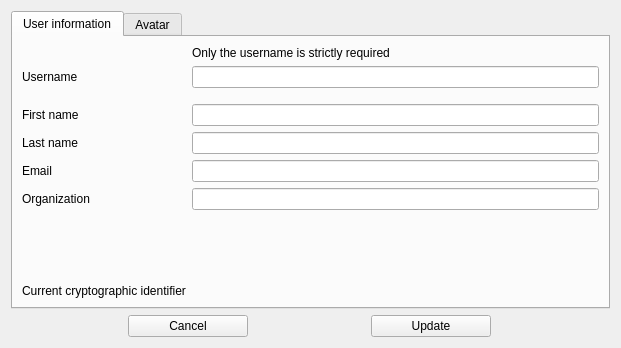
The window that galacteek/ui/profileeditdialog.ui (pinnaculum/galacteek) describes before a commit, drawn with Qt 5.
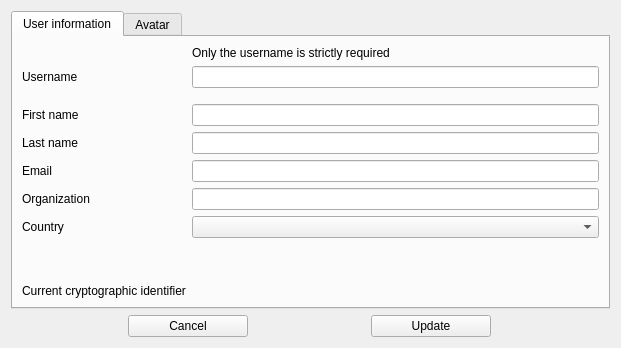
The same window after the commit.

The edit to the form file:
```diff
--- a/galacteek/ui/profileeditdialog.ui
+++ b/galacteek/ui/profileeditdialog.ui
@@ -67,7 +67,7 @@
            </property>
           </widget>
          </item>
-         <item row="8" column="1">
+         <item row="9" column="1">
           <spacer name="verticalSpacer">
            <property name="orientation">
             <enum>Qt::Vertical</enum>
@@ -161,6 +161,16 @@
            </property>
           </spacer>
          </item>
+         <item row="8" column="0">
+          <widget class="QLabel" name="label_7">
+           <property name="text">
+            <string>Country</string>
+           </property>
+          </widget>
+         </item>
+         <item row="8" column="1">
+          <widget class="QComboBox" name="countryBox"/>
+         </item>
         </layout>
        </widget>
        <widget class="QWidget" name="tab_2">
```
Left out of the diff: 4 changed lines with no effect on the pictures.
